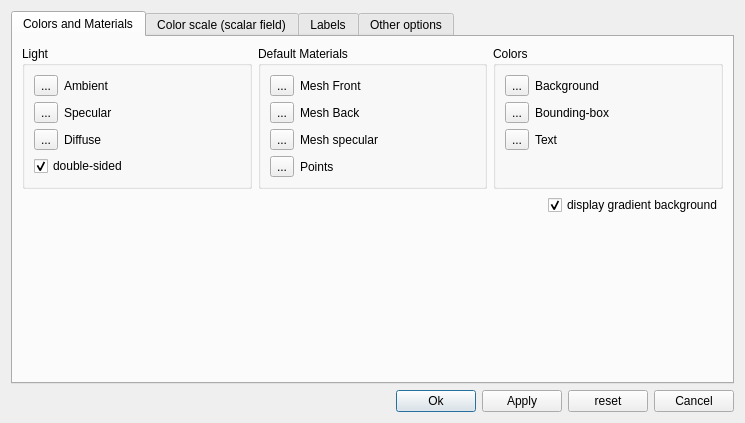
Old version of the form libs/CVAppCommon/ui/displayOptionsDlg.ui in the repository Asher-1/ACloudViewer.
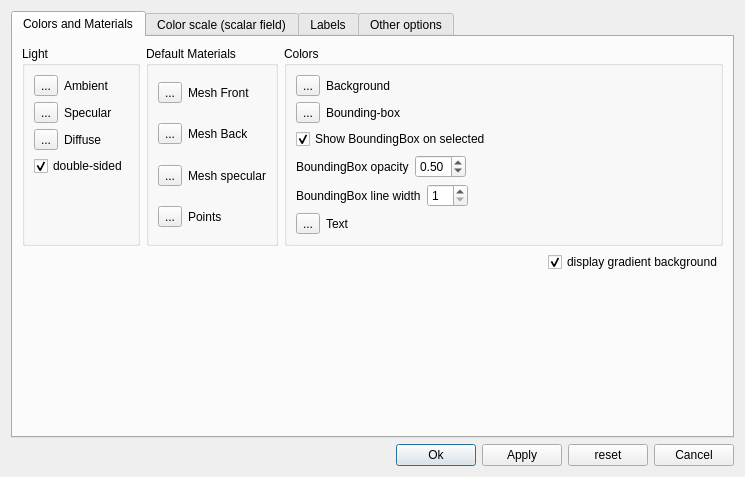
New version of the form. Icons and pictures are not drawn.

Commit message: add BoundingBox options and fix log verbosity level and Align logging system with CloudCompare

Patch:
```diff
--- a/libs/CVAppCommon/ui/displayOptionsDlg.ui
+++ b/libs/CVAppCommon/ui/displayOptionsDlg.ui
@@ -291,6 +291,96 @@
                </item>
               </layout>
              </item>
+             <item>
+              <widget class="QCheckBox" name="showBBOnSelectedCheckBox">
+               <property name="text">
+                <string>Show BoundingBox on selected</string>
+               </property>
+               <property name="checked">
+                <bool>true</bool>
+               </property>
+              </widget>
+             </item>
+             <item>
+              <layout class="QHBoxLayout">
+               <item>
+                <widget class="QLabel" name="label_bbOpacity">
+                 <property name="text">
+                  <string>BoundingBox opacity</string>
+                 </property>
+                </widget>
+               </item>
+               <item>
+                <widget class="QDoubleSpinBox" name="bbOpacityDoubleSpinBox">
+                 <property name="decimals">
+                  <number>2</number>
+                 </property>
+                 <property name="minimum">
+                  <double>0.000000000000000</double>
+                 </property>
+                 <property name="maximum">
+                  <double>1.000000000000000</double>
+                 </property>
+                 <property name="singleStep">
+                  <double>0.100000000000000</double>
+                 </property>
+                 <property name="value">
+                  <double>0.500000000000000</double>
+                 </property>
+                </widget>
+               </item>
+               <item>
+                <spacer name="horizontalSpacer_bbOpacity">
+                 <property name="orientation">
+                  <enum>Qt::Horizontal</enum>
+                 </property>
+                 <property name="sizeHint" stdset="0">
+                  <size>
+                   <width>40</width>
+                   <height>20</height>
+                  </size>
+                 </property>
+                </spacer>
+               </item>
+              </layout>
+             </item>
+             <item>
+              <layout class="QHBoxLayout">
+               <item>
+                <widget class="QLabel" name="label_bbLineWidth">
+                 <property name="text">
+                  <string>BoundingBox line width</string>
+                 </property>
+                </widget>
+               </item>
+               <item>
+                <widget class="QSpinBox" name="bbLineWidthSpinBox">
+                 <property name="minimum">
+                  <number>1</number>
+                 </property>
+                 <property name="maximum">
+                  <number>10</number>
+                 </property>
+                 <property name="value">
+                  <number>1</number>
+                 </property>
+                </widget>
+               </item>
+               <item>
+                <spacer name="horizontalSpacer_bbLineWidth">
+                 <property name="orientation">
+                  <enum>Qt::Horizontal</enum>
+                 </property>
+                 <property name="sizeHint" stdset="0">
+                  <size>
+                   <width>40</width>
+                   <height>20</height>
+                  </size>
+                 </property>
+                </spacer>
+               </item>
+              </layout>
+             </item>
              <item>
               <layout class="QHBoxLayout">
                <item>
@@ -887,6 +977,67 @@
          </property>
         </widget>
        </item>
+       <item>
+        <layout class="QHBoxLayout" name="horizontalLayout_logVerbosity">
+         <item>
+          <widget class="QLabel" name="label_logVerbosity">
+           <property name="text">
+            <string>Log/console verbosity level</string>
+           </property>
+          </widget>
+         </item>
+         <item>
+          <widget class="QComboBox" name="logVerbosityComboBox">
+           <property name="toolTip">
+            <string>Set the verbosity level for log messages displayed in the console</string>
+           </property>
+           <item>
+            <property name="text">
+             <string>Verbose</string>
+            </property>
+           </item>
+           <item>
+            <property name="text">
+             <string>Standard</string>
+            </property>
+           </item>
+           <item>
+            <property name="text">
+             <string>Important</string>
+            </property>
+           </item>
+           <item>
+            <property name="text">
+             <string>Warning &amp; errors</string>
+            </property>
+           </item>
+          </widget>
+         </item>
+         <item>
+          <spacer name="horizontalSpacer_logVerbosity">
+           <property name="orientation">
+            <enum>Qt::Horizontal</enum>
+           </property>
+           <property name="sizeHint" stdset="0">
+            <size>
+             <width>40</width>
+             <height>20</height>
+            </size>
+           </property>
+          </spacer>
+         </item>
+        </layout>
+       </item>
+       <item>
+        <widget class="QCheckBox" name="askForConfirmationBeforeQuittingCheckBox">
+         <property name="text">
+          <string>Ask for a confirmation before quitting</string>
+         </property>
+         <property name="checked">
+          <bool>true</bool>
+         </property>
+        </widget>
+       </item>
        <item>
         <layout class="QHBoxLayout" name="horizontalLayout_10">
          <item>
```
The commit also changes 63 other files.
